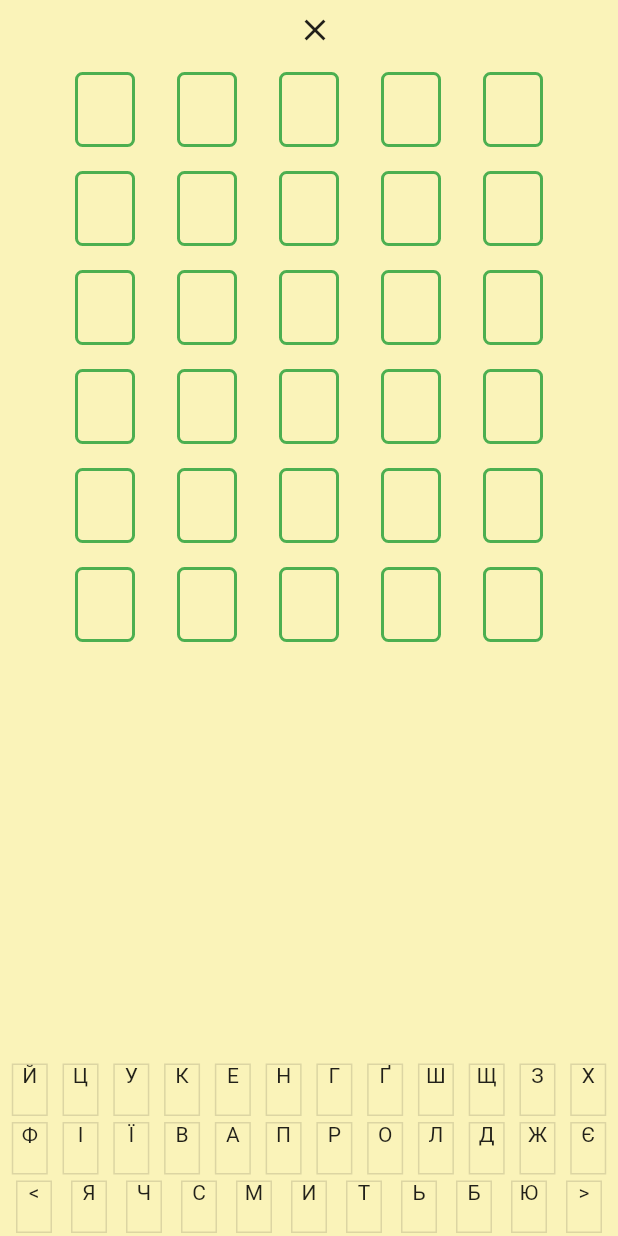
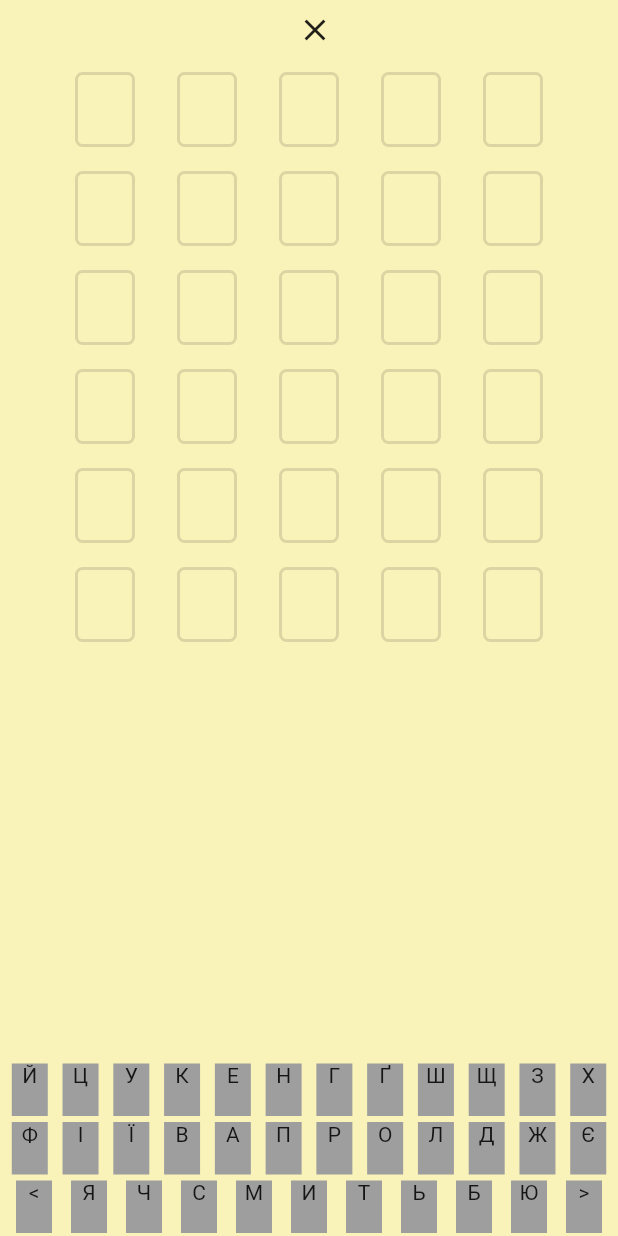
Before and after one commit to dariagorlova/kobza, a Flutter app: the _GameScreen screen opened directly, on a phone screen of 412 x 824 dp. Run offline on Flutter 3.47's test engine with Material 2 defaults, Android fonts, the phone set to English and light mode, and no system bars; drawn by our look-alikes of pin_code_fields; our stand-ins replace auto_route, flutter_bloc, freezed_annotation, get_it, injectable; missing offline and left inert: i69n.

Commit message:
modify UI

```diff
--- a/lib/features/game/screen/game_screen.dart
+++ b/lib/features/game/screen/game_screen.dart
@@ -2,6 +2,7 @@ import 'package:flutter/material.dart';
 import 'package:flutter_bloc/flutter_bloc.dart';
 import 'package:kobza/di/injection.dart';
 import 'package:kobza/features/game/cubit/game_cubit.dart';
+import 'package:kobza/features/game/cubit/game_state.dart';
 import 'package:kobza/features/game/screen/widgets/one_attempt.dart';
 import 'package:kobza/features/game/screen/widgets/virtual_keyboard.dart';
 
@@ -54,16 +55,19 @@ class GameField extends StatelessWidget {
   Widget build(BuildContext context) {
     return Padding(
       padding: const EdgeInsets.only(left: 50, right: 50),
-      child: Column(
-        children: const [
-          OneAttempt(),
-          OneAttempt(),
-          OneAttempt(),
-          OneAttempt(),
-          OneAttempt(),
-          OneAttempt(),
-        ],
-      ),
+      child: BlocSelector<GameCubit, GameState, Keyboard>(
+          selector: (state) => state.answers,
+          builder: (context, words) {
+            return Column(
+              children: words
+                  .map(
+                    (word) => OneAttempt(
+                      word: word,
+                    ),
+                  )
+                  .toList(),
+            );
+          }),
     );
   }
 }
--- a/lib/features/game/screen/widgets/letter_key.dart
+++ b/lib/features/game/screen/widgets/letter_key.dart
@@ -1,26 +1,32 @@
 import 'package:flutter/material.dart';
+import 'package:flutter_bloc/flutter_bloc.dart';
+import 'package:kobza/core/model/one_letter.dart';
+import 'package:kobza/features/game/cubit/game_cubit.dart';
+import 'package:kobza/features/game/screen/util/one_letter_extension.dart';
 
 class LetterKey extends StatelessWidget {
   const LetterKey({super.key, required this.letter});
-  final String letter;
+  final OneLetter letter;
 
   @override
   Widget build(BuildContext context) {
     return Padding(
       padding: const EdgeInsets.all(2),
-      child: DecoratedBox(
-        decoration: BoxDecoration(
-          border: Border.all(
-            color: Theme.of(context).dividerColor,
-          ),
-        ),
+      child: ColoredBox(
+        // decoration: BoxDecoration(
+        //   border: Border.all(
+        color: letter.stateToBorderColor(context),
+        //   ),
+        // ),
         child: InkWell(
-          onTap: () {},
+          onTap: () {
+            context.read<GameCubit>().letterPressed(letter.letter);
+          },
           child: SizedBox(
             height: 35,
             width: 24,
             child: Text(
-              letter,
+              letter.letter,
               textAlign: TextAlign.center,
             ),
           ),
--- a/lib/features/game/screen/widgets/one_attempt.dart
+++ b/lib/features/game/screen/widgets/one_attempt.dart
@@ -1,48 +1,46 @@
 import 'package:flutter/material.dart';
+import 'package:flutter_bloc/flutter_bloc.dart';
+import 'package:kobza/core/model/one_letter.dart';
+import 'package:kobza/features/game/cubit/game_cubit.dart';
+import 'package:kobza/features/game/cubit/game_state.dart';
 import 'package:pin_code_fields/pin_code_fields.dart';
 
-class OneAttempt extends StatefulWidget {
+class OneAttempt extends StatelessWidget {
   const OneAttempt({
     super.key,
+    required this.word,
   });
 
-  @override
-  State<OneAttempt> createState() => _OneAttemptState();
-}
-
-class _OneAttemptState extends State<OneAttempt> {
-  // TextEditingController textEditingController = TextEditingController();
-
-  // String currentText = '';
-  final formKey = GlobalKey<FormState>();
+  final List<OneLetter> word;
 
   @override
   Widget build(BuildContext context) {
+    final text = word.map((e) => e.letter).join();
     return PinCodeTextField(
+      key: Key(text),
+      controller: TextEditingController(text: text),
       appContext: context,
-      length: 5,
+      length: word.length,
       animationType: AnimationType.fade,
       pinTheme: PinTheme(
         shape: PinCodeFieldShape.box,
         borderRadius: BorderRadius.circular(5),
-        fieldHeight: 50,
-        fieldWidth: 40,
-        activeFillColor: Colors.white,
-        selectedFillColor: Colors.white,
-        inactiveFillColor: Colors.white,
-        activeColor: Theme.of(context).primaryColor,
-        selectedColor: Theme.of(context).primaryColor,
-        inactiveColor: Theme.of(context).primaryColor,
+        // fieldHeight: 50,
+        // fieldWidth: 40,
+        activeColor: Theme.of(context).dividerColor,
+        selectedColor: Theme.of(context).dividerColor,
+        inactiveColor: Theme.of(context).dividerColor,
       ),
       cursorColor: Colors.black,
-      animationDuration: const Duration(milliseconds: 300),
-      // controller: textEditingController,
       keyboardType: TextInputType.none,
       onChanged: (value) {
         // setState(() {
         //   currentText = value;
         // });
       },
+      onSubmitted: (value) {
+        context.read<GameCubit>().addAndAnalyzeNewAttempt(value);
+      },
     );
   }
 }
--- a/lib/features/game/screen/widgets/virtual_keyboard.dart
+++ b/lib/features/game/screen/widgets/virtual_keyboard.dart
@@ -3,14 +3,13 @@ import 'package:flutter_bloc/flutter_bloc.dart';
 import 'package:kobza/features/game/cubit/game_cubit.dart';
 import 'package:kobza/features/game/cubit/game_state.dart';
 import 'package:kobza/features/game/screen/widgets/letter_key.dart';
-import 'package:kobza/localization/localization.dart';
 
 class VirtualKeyboard extends StatelessWidget {
   const VirtualKeyboard({super.key});
 
   @override
   Widget build(BuildContext context) {
-    final t = AppLocalizations.of(context);
+    //final t = AppLocalizations.of(context);
     return BlocSelector<GameCubit, GameState, Keyboard>(
       selector: (state) => state.keyboard,
       builder: (context, keyboard) => Column(
@@ -20,131 +19,13 @@ class VirtualKeyboard extends StatelessWidget {
                 mainAxisAlignment: MainAxisAlignment.spaceEvenly,
                 children: line
                     .map(
-                            (c) => LetterKey(letter: c.letter),
+                      (c) => LetterKey(letter: c),
                     )
                     .toList(),
               ),
             )
             .toList(),
-            )
-
-        //  Column(
-        //   children: [
-        //     Row(
-        //       mainAxisAlignment: MainAxisAlignment.spaceEvenly,
-        //       children: [
-        //         LetterKey(
-        //           letter: t.letterJ,
-        //         ),
-        //         LetterKey(
-        //           letter: t.letterC,
-        //         ),
-        //         LetterKey(
-        //           letter: t.letterU,
-        //         ),
-        //         LetterKey(
-        //           letter: t.letterK,
-        //         ),
-        //         LetterKey(
-        //           letter: t.letterE,
-        //         ),
-        //         LetterKey(
-        //           letter: t.letterN,
-        //         ),
-        //         LetterKey(
-        //           letter: t.letterG,
-        //         ),
-        //         LetterKey(
-        //           letter: t.letterG2,
-        //         ),
-        //         LetterKey(
-        //           letter: t.letterSH,
-        //         ),
-        //         LetterKey(
-        //           letter: t.letterSHCH,
-        //         ),
-        //         LetterKey(
-        //           letter: t.letterZ,
-        //         ),
-        //         LetterKey(
-        //           letter: t.letterH,
-        //         ),
-        //       ],
-        //     ),
-        //     Row(
-        //       mainAxisAlignment: MainAxisAlignment.spaceEvenly,
-        //       children: [
-        //         LetterKey(
-        //           letter: t.letterF,
-        //         ),
-        //         LetterKey(
-        //           letter: t.letterI,
-        //         ),
-        //         LetterKey(
-        //           letter: t.letterJI,
-        //         ),
-        //         LetterKey(
-        //           letter: t.letterV,
-        //         ),
-        //         LetterKey(
-        //           letter: t.letterA,
-        //         ),
-        //         LetterKey(
-        //           letter: t.letterP,
-        //         ),
-        //         LetterKey(
-        //           letter: t.letterR,
-        //         ),
-        //         LetterKey(
-        //           letter: t.letterO,
-        //         ),
-        //         LetterKey(
-        //           letter: t.letterL,
-        //         ),
-        //         LetterKey(
-        //           letter: t.letterD,
-        //         ),
-        //         LetterKey(
-        //           letter: t.letterZH,
-        //         ),
-        //         LetterKey(
-        //           letter: t.letterJE,
-        //         ),
-        //       ],
-        //     ),
-        //     Row(
-        //       mainAxisAlignment: MainAxisAlignment.spaceEvenly,
-        //       children: [
-        //         const Icon(Icons.backspace_rounded),
-        //         LetterKey(
-        //           letter: t.letterJA,
-        //         ),
-        //         LetterKey(
-        //           letter: t.letterCH,
-        //         ),
-        //         LetterKey(
-        //           letter: t.letterM,
-        //         ),
-        //         LetterKey(
-        //           letter: t.letterY,
-        //         ),
-        //         LetterKey(
-        //           letter: t.letterT,
-        //         ),
-        //         LetterKey(
-        //           letter: t.letterSoftSign,
-        //         ),
-        //         LetterKey(
-        //           letter: t.letterB,
-        //         ),
-        //         LetterKey(
-        //           letter: t.letterJU,
-        //         ),
-        //         const Icon(Icons.keyboard_return),
-        //       ],
-        //     ),
-        //   ],
-        // ),
+      ),
     );
   }
 }
```
Lines whose indentation alone changed are shown as unchanged.
